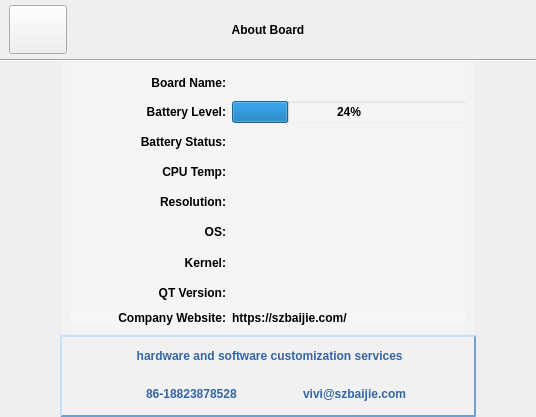
Above: about_board.ui from jizizihe/baijie_demo before the change. Below: the same form after it.
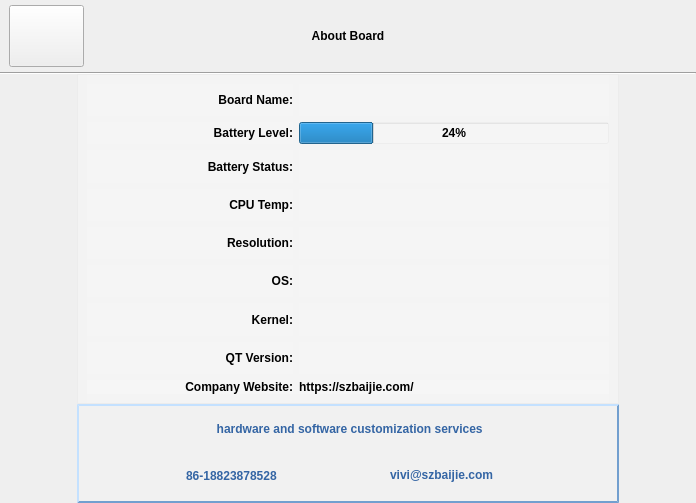
That is the form after the change. Icons and pictures are not drawn.

```diff
--- a/about_board.ui
+++ b/about_board.ui
@@ -6,8 +6,8 @@
    <rect>
     <x>0</x>
     <y>0</y>
-    <width>536</width>
-    <height>417</height>
+    <width>696</width>
+    <height>503</height>
    </rect>
   </property>
   <property name="sizePolicy">
@@ -258,8 +258,8 @@
            <rect>
             <x>0</x>
             <y>0</y>
-            <width>412</width>
-            <height>269</height>
+            <width>536</width>
+            <height>325</height>
            </rect>
           </property>
           <layout class="QGridLayout" name="gridLayout">
```
